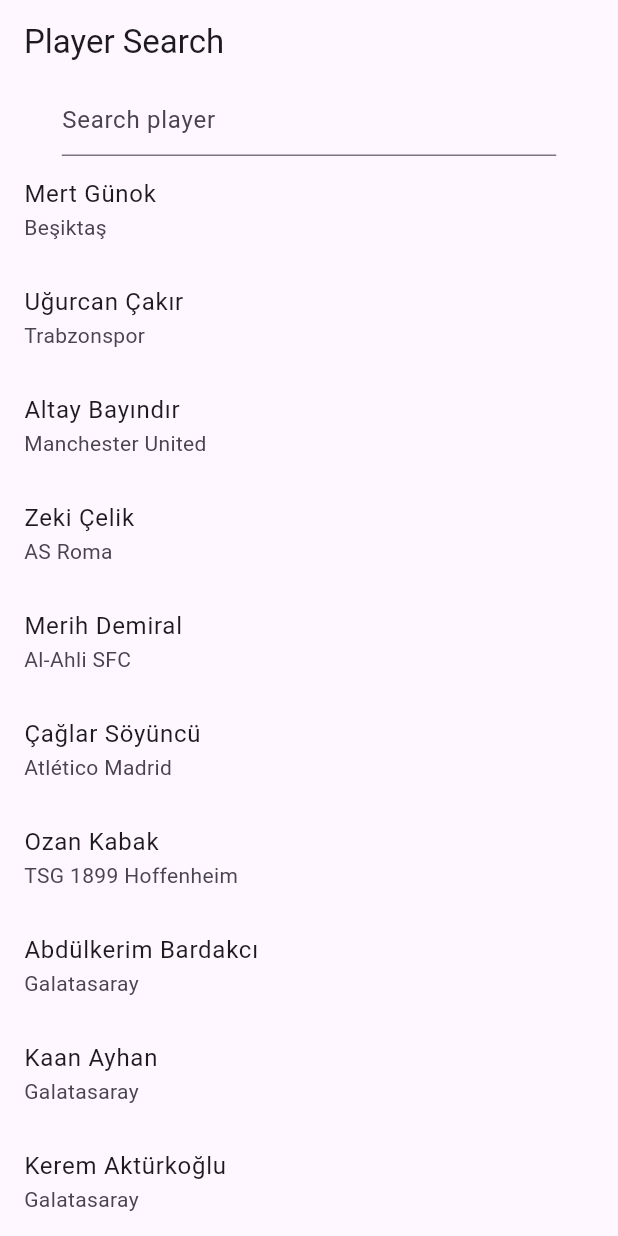
After one commit to ykakkaya/riverpod_example_youtube, a Flutter app: the TeamSearhPage screen opened by its route, on a phone screen of 412 x 824 dp. The commit adds this screen. Run offline on Flutter 3.47's test engine with Material 3 defaults, Android fonts, the phone set to English and light mode, and no system bars; our stand-ins replace dio, flutter_riverpod, go_router.

Commit message:
riverpod_player_search

```diff
--- /dev/null
+++ b/lib/providers/team_provider.dart
@@ -0,0 +1,45 @@
+import 'package:flutter_riverpod/flutter_riverpod.dart';
+
+class TeamStateProvider extends StateNotifier<List<Map<String, String>>> {
+  final _originalList = [
+    {"name": "Mert Günok", "team": "Beşiktaş"},
+    {"name": "Uğurcan Çakır", "team": "Trabzonspor"},
+    {"name": "Altay Bayındır", "team": "Manchester United"},
+    {"name": "Zeki Çelik", "team": "AS Roma"},
+    {"name": "Merih Demiral", "team": "Al-Ahli SFC"},
+    {"name": "Çağlar Söyüncü", "team": "Atlético Madrid"},
+    {"name": "Ozan Kabak", "team": "TSG 1899 Hoffenheim"},
+    {"name": "Abdülkerim Bardakcı", "team": "Galatasaray"},
+    {"name": "Kaan Ayhan", "team": "Galatasaray"},
+    {"name": "Kerem Aktürkoğlu", "team": "Galatasaray"},
+    {"name": "Barış Alper Yılmaz", "team": "Galatasaray"},
+    {"name": "Orkun Kökçü", "team": "Benfica"},
+    {"name": "Hakan Çalhanoğlu", "team": "Inter Milan"},
+    {"name": "Yusuf Yazıcı", "team": "Trabzonspor"},
+    {"name": "Cengiz Ünder", "team": "Fenerbahçe"},
+    {"name": "Enes Ünal", "team": "Bournemouth"},
+  ];
+  TeamStateProvider() : super([]) {
+    state = _originalList;
+  }
+
+  void filteredPlayer(String name) {
+    if (name.isEmpty) {
+      state = _originalList;
+    } else {
+      state =
+          _originalList
+              .where(
+                (element) => element["name"].toString().toLowerCase().contains(
+                  name.toLowerCase(),
+                ),
+              )
+              .toList();
+    }
+  }
+}
+
+final teamStateProvider = StateNotifierProvider.autoDispose<
+  TeamStateProvider,
+  List<Map<String, String>>
+>((ref) => TeamStateProvider());
--- a/lib/routes/app_routes.dart
+++ b/lib/routes/app_routes.dart
@@ -1,6 +1,7 @@
 import 'package:go_router/go_router.dart';
 import 'package:riverpod_example/screens/autodispose/counter_autodispose_page.dart';
 import 'package:riverpod_example/screens/autodispose/index_page.dart';
+import 'package:riverpod_example/screens/team_search.dart';
 
 final GoRouter appRouter = GoRouter(
   routes: [
@@ -9,5 +10,6 @@
       path: '/counter',
       builder: (context, state) => CounterDisposePage(),
     ),
+    GoRoute(path: '/team_search', builder: (context, state) => TeamSearhPage()),
   ],
 );
--- a/lib/screens/autodispose/index_page.dart
+++ b/lib/screens/autodispose/index_page.dart
@@ -28,6 +28,12 @@
                   (newValue) =>
                       ref.read(themeChangeProvider.notifier).state = newValue,
             ),
+            ElevatedButton(
+              onPressed: () {
+                context.push('/team_search');
+              },
+              child: Text('Team Search Page'),
+            ),
           ],
         ),
       ),
--- /dev/null
+++ b/lib/screens/team_search.dart
@@ -0,0 +1,40 @@
+import 'package:flutter/material.dart';
+import 'package:flutter_riverpod/flutter_riverpod.dart';
+import 'package:riverpod_example/providers/team_provider.dart';
+
+class TeamSearhPage extends ConsumerWidget {
+  const TeamSearhPage({super.key});
+
+  @override
+  Widget build(BuildContext context, WidgetRef ref) {
+    final teamList = ref.watch(teamStateProvider);
+    return Scaffold(
+      appBar: AppBar(title: Text("Player Search")),
+      body: Column(
+        children: [
+          SizedBox(
+            width: MediaQuery.of(context).size.width * 0.8,
+            child: TextField(
+              onChanged: (value) {
+                ref.read(teamStateProvider.notifier).filteredPlayer(value);
+              },
+              decoration: InputDecoration(hintText: "Search player"),
+            ),
+          ),
+          Expanded(
+            child: ListView.builder(
+              itemCount: teamList.length,
+              itemBuilder: (context, index) {
+                final player = teamList[index];
+                return ListTile(
+                  title: Text(player["name"].toString()),
+                  subtitle: Text(player["team"].toString()),
+                );
+              },
+            ),
+          ),
+        ],
+      ),
+    );
+  }
+}
```
